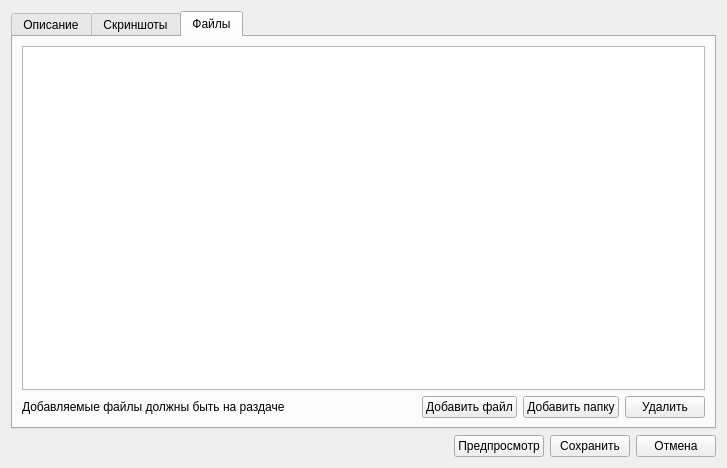
This is eiskaltdcpp-qt/ui/createdmd.ui in eiskaltdcpp/eiskaltdcpp as Qt 5 draws it before an edit. The edited form follows.
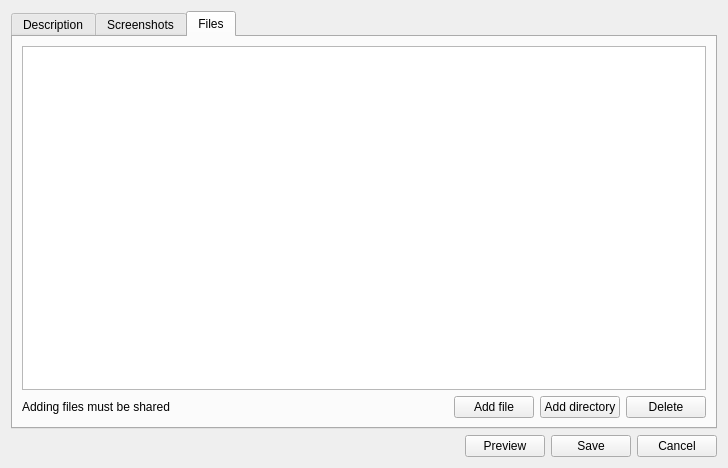
This is the edited form. The open tabs and pages were chosen to show the change.

Commit message: fix ui files ( там где не уверен в правильности перевода, оставил то что было в тултипе)

```diff
--- a/eiskaltdcpp-qt/ui/createdmd.ui
+++ b/eiskaltdcpp-qt/ui/createdmd.ui
@@ -6,7 +6,7 @@
    <rect>
     <x>0</x>
     <y>0</y>
-    <width>727</width>
+    <width>728</width>
     <height>468</height>
    </rect>
   </property>
@@ -21,7 +21,7 @@
      </property>
      <widget class="QWidget" name="tab">
       <attribute name="title">
-       <string>Описание</string>
+       <string>Description</string>
       </attribute>
       <layout class="QVBoxLayout" name="verticalLayout_5">
        <item>
@@ -31,7 +31,7 @@
      </widget>
      <widget class="QWidget" name="tab_2">
       <attribute name="title">
-       <string>Скриншоты</string>
+       <string>Screenshots</string>
       </attribute>
       <layout class="QVBoxLayout" name="verticalLayout_6">
        <item>
@@ -134,7 +134,7 @@
      </widget>
      <widget class="QWidget" name="tab_3">
       <attribute name="title">
-       <string>Файлы</string>
+       <string>Files</string>
       </attribute>
       <layout class="QVBoxLayout" name="verticalLayout_4">
        <item>
@@ -163,9 +163,15 @@
         <layout class="QHBoxLayout" name="horizontalLayout_5">
          <item>
           <widget class="QLabel" name="label_2">
-           <property name="text">
+           <property name="toolTip">
             <string>Добавляемые файлы должны быть на раздаче</string>
            </property>
+           <property name="statusTip">
+            <string/>
+           </property>
+           <property name="text">
+            <string>Adding files must be shared</string>
+           </property>
           </widget>
          </item>
          <item>
@@ -184,21 +190,21 @@
          <item>
           <widget class="QPushButton" name="pushButton_4">
            <property name="text">
-            <string>Добавить файл</string>
+            <string>Add file</string>
            </property>
           </widget>
          </item>
          <item>
           <widget class="QPushButton" name="pushButton_9">
            <property name="text">
-            <string>Добавить папку</string>
+            <string>Add directory</string>
            </property>
           </widget>
          </item>
          <item>
           <widget class="QPushButton" name="pushButton_5">
            <property name="text">
-            <string>Удалить</string>
+            <string>Delete</string>
            </property>
           </widget>
          </item>
@@ -226,21 +232,21 @@
      <item>
       <widget class="QPushButton" name="pushButton_8">
        <property name="text">
-        <string>Предпросмотр</string>
+        <string>Preview</string>
        </property>
       </widget>
      </item>
      <item>
       <widget class="QPushButton" name="pushButton_6">
        <property name="text">
-        <string>Сохранить</string>
+        <string>Save</string>
        </property>
       </widget>
      </item>
      <item>
       <widget class="QPushButton" name="pushButton_7">
        <property name="text">
-        <string>Отмена</string>
+        <string>Cancel</string>
        </property>
       </widget>
      </item>
```
Left out of the diff: 16 changed lines with no effect on the pictures. The commit also changes 2 other files.
